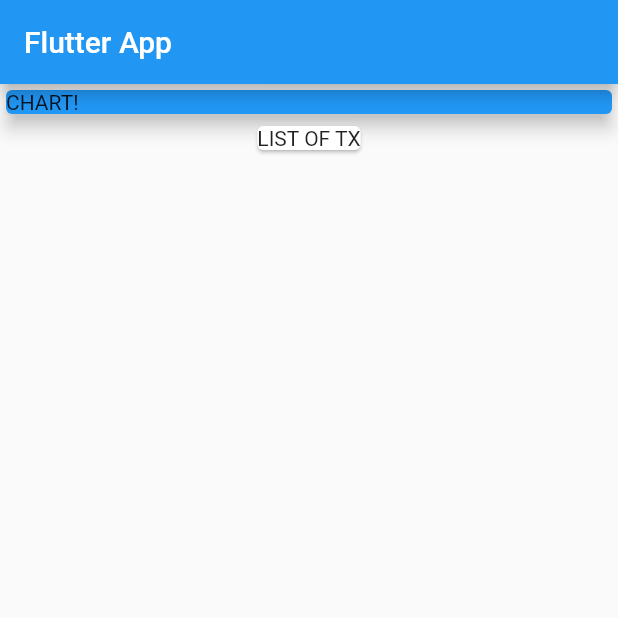
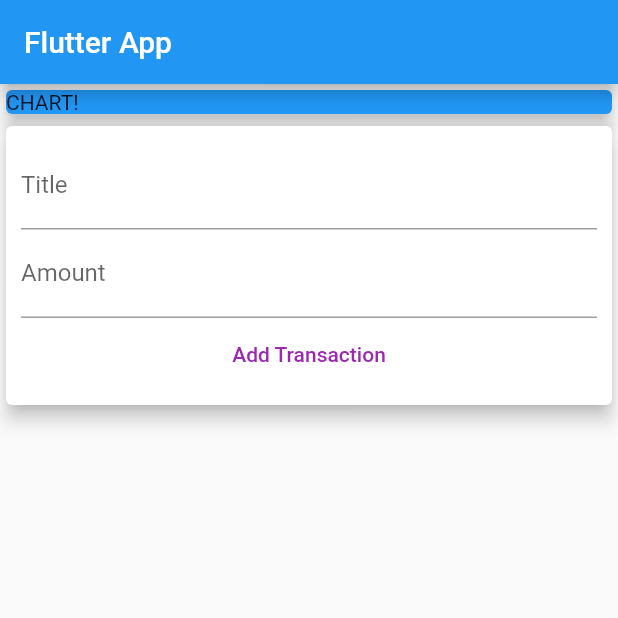
Before and after one commit to SarunKafle/flutter, a Flutter app: the screen it shows after launch, on a phone screen of 412 x 824 dp, the top half of it. Run offline on Flutter 3.47's test engine with Material 2 defaults, Android fonts, the phone set to English and light mode, and no system bars.

Commit message:
transaction using flutter

```diff
--- a/lib/main.dart
+++ b/lib/main.dart
@@ -1,4 +1,7 @@
+import 'package:expenses/widgets/new_transaction.dart';
+
 import 'package:flutter/material.dart';
+import './widgets/user_transactions.dart';
 
 /////changes\
 ////////sarun branch
@@ -24,6 +27,10 @@ class MyHomePage extends StatefulWidget {
 }
 
 class MyHomePageState extends State<MyHomePage> {
+  // String titleInput;
+  //String amountInput;
+  // final titleController = TextEditingController();
+  //final amountController = TextEditingController();
   @override
   Widget build(BuildContext context) {
     return Scaffold(
@@ -31,6 +38,8 @@ class MyHomePageState extends State<MyHomePage> {
         title: Text('Flutter App'),
       ),
       body: Column(
+        // mainAxisAlignment: MainAxisAlignment.start,
+        crossAxisAlignment: CrossAxisAlignment.stretch,
         children: <Widget>[
           Container(
             width: double.infinity,
@@ -40,10 +49,9 @@ class MyHomePageState extends State<MyHomePage> {
               elevation: 5,
             ),
           ),
-            Card(
-              child: Text('LIST OF TX'),
+          UserTransactions()
+        ],
       ),
-          ],
-        ));
+    );
   }
 }
--- /dev/null
+++ b/lib/models/transaction.dart
@@ -0,0 +1,15 @@
+import 'package:flutter/material.dart';
+
+class Transaction {
+  final String id;
+  final String title;
+  final double amount;
+  final DateTime date;
+
+  Transaction({
+    required this.id,
+    required this.title,
+    required this.amount,
+    required this.date,
+  });
+}
--- /dev/null
+++ b/lib/widgets/new_transaction.dart
@@ -0,0 +1,50 @@
+import 'package:flutter/material.dart';
+
+class NewTransaction extends StatelessWidget {
+  final Function addTx;
+  final titleController = TextEditingController();
+  final amountController = TextEditingController();
+  NewTransaction(this.addTx);
+  @override
+  Widget build(BuildContext context) {
+    return Card(
+      elevation: 5,
+      child: Container(
+        padding: EdgeInsets.all(10),
+        child: Column(
+          //crossAxisAlignment: CrossAxisAlignment.start,
+          children: <Widget>[
+            TextField(
+              decoration: InputDecoration(labelText: 'Title'),
+              controller: titleController,
+              //onChanged: (val) {
+              //titleInput = val;
+              //},
+            ),
+            TextField(
+              decoration: InputDecoration(labelText: 'Amount'),
+              controller: amountController,
+              // onChanged: (val) {
+              // amountInput = val;
+              // },
+            ),
+            TextButton(
+              onPressed: () {
+                addTx(
+                  titleController.text,
+                  double.parse(amountController.text),
+                );
+              },
+              child: Text(
+                'Add Transaction',
+                style: TextStyle(
+                  color: Colors.purple,
+                ),
+              ),
+            ),
+          ],
+        ),
+      ),
+    );
+  }
+}
--- /dev/null
+++ b/lib/widgets/user_transactions.dart
@@ -0,0 +1,47 @@
+import 'package:flutter/material.dart';
+import './new_transaction.dart';
+import './transaction_list.dart';
+import '../models/transaction.dart';
+
+class UserTransactions extends StatefulWidget {
+  @override
+  State<UserTransactions> createState() => _UserTransactionsState();
+}
+
+class _UserTransactionsState extends State<UserTransactions> {
+  final List<Transaction> _userTransactions = [
+    // Transaction(
+    // id: 't1',
+    //title: ' New shoes',
+    //amount: 69.99,
+    //date: DateTime.now(),
+    // ),
+    //Transaction(
+    // id: 't2',
+    // title: 'Weekly Groceries',
+    //amount: 69.99,
+    //date: DateTime.now(),
+    //),
+  ];
+  void _addNewTransaction(String txTitle, double txAmount) {
+    final newTx = Transaction(
+      title: txTitle,
+      amount: txAmount,
+      date: DateTime.now(),
+      id: DateTime.now().toString(),
+    );
+    setState(() {
+      _userTransactions.add(newTx);
+    });
+  }
+
+  @override
+  Widget build(BuildContext context) {
+    return Column(
+      children: <Widget>[
+        NewTransaction(_addNewTransaction),
+        TransactionList(_userTransactions),
+      ],
+    );
+  }
+}
--- a/pubspec.yaml
+++ b/pubspec.yaml
@@ -30,6 +30,7 @@ environment:
 dependencies:
   flutter:
     sdk: flutter
+  intl: ^0.18.1
 
 
   # The following adds the Cupertino Icons font to your application.
```
Also changed, not shown: lib/widgets/transaction_list.dart (added, +49 -0 lines), pubspec.lock. Lines whose indentation alone changed are shown as unchanged.
